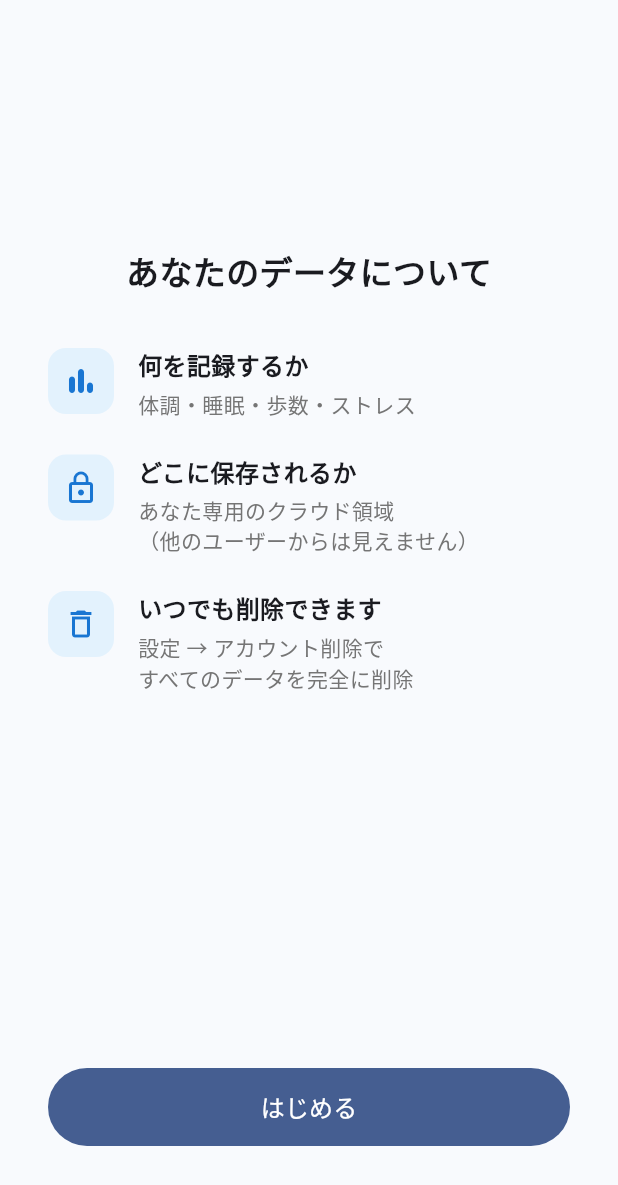
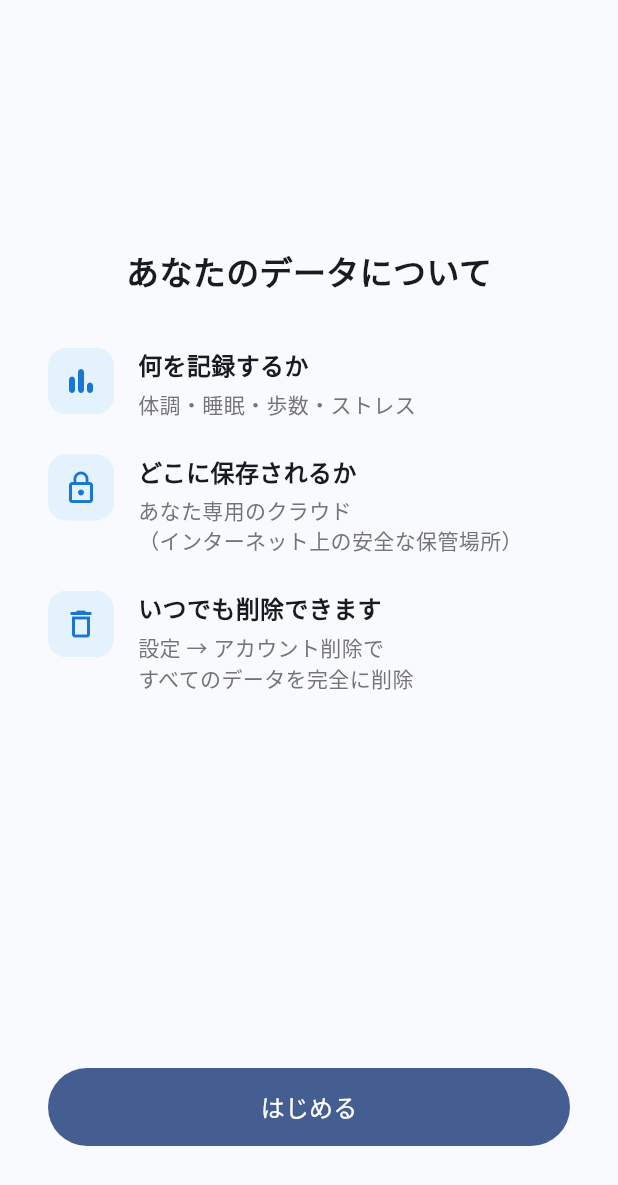
Before and after one commit to nuwaaaa/health-predictor, a Flutter app: the screen it shows after launch, on a phone screen of 412 x 824 dp. Shown: the top 1185 px of the screen. Run offline on Flutter 3.47's test engine with Material 3 defaults, Android fonts, the phone set to English and light mode, and no system bars; our stand-ins replace cloud_firestore, firebase_auth, firebase_core, fl_chart, shared_preferences; missing offline and left inert: health; accounts and stored records are empty.

Commit message:
fix: UI文言の平易化 — 専門用語を一般ユーザー向けに改善
- 偏差 → ばらつき（睡眠・歩数・体調の特徴量ラベル）
- データ欠損 → データなし / 未入力
- 参考値です → 削除（「データが増えるほど精度が上がります」のみ残す）
- 特徴量 → 生活データ（比較チャートのドロップダウン）
- 暫定 → 表記削除（今日の不調リスク のみ表示）
- 正式版へ更新 → より正確な予測に更新
- 予測モデル学習中 → あなた専用のモデルを作成中
- 週次フィードバック → 今週のふりかえり
- 因果関係ではなく → 原因を示すものではなく
- 不調ライン → 不調の基準
- リスク増加方向/低下方向 → 不調になりやすい/調子が良くなりやすい
- 累計 → 合計
- クラウド領域 → クラウド（インターネット上の安全な保管場所）

https://claude.ai/code/session_0143mwMdmz3qenakJWrWSMef

```diff
--- a/lib/models/prediction.dart
+++ b/lib/models/prediction.dart
@@ -111,7 +111,7 @@ class Prediction {
   /// 信頼度が低い場合の注記テキスト
   String? get confidenceNote {
     if (confidence == 'low') {
-      return '参考値です。データが増えるほど精度が上がります';
+      return 'データが増えるほど精度が上がります';
     }
     return null;
   }
@@ -138,15 +138,15 @@ class FeatureContribution {
       'mood_ma3': '体調(3日平均)',
       'mood_ma7': '体調(7日平均)',
       'mood_delta1': '体調の変化',
-      'mood_dev14': '体調(14日偏差)',
+      'mood_dev14': '体調(2週間のばらつき)',
       'sleep_hours_filled': '睡眠時間',
-      'sleep_missing': '睡眠データ欠損',
-      'sleep_dev': '睡眠(偏差)',
+      'sleep_missing': '睡眠データなし',
+      'sleep_dev': '睡眠(ばらつき)',
       'steps_filled': '歩数',
-      'steps_missing': '歩数データ欠損',
-      'steps_dev': '歩数(偏差)',
+      'steps_missing': '歩数データなし',
+      'steps_dev': '歩数(ばらつき)',
       'stress_filled': 'ストレス',
-      'stress_missing': 'ストレス欠損',
+      'stress_missing': 'ストレス未入力',
       'day_of_week': '曜日',
       'is_weekend': '休日',
     };
--- a/lib/pages/analysis_page.dart
+++ b/lib/pages/analysis_page.dart
@@ -241,8 +241,8 @@ class _AnalysisPageState extends State<AnalysisPage> {
 
                   const SizedBox(height: AppSpacing.lg),
 
-                  // --- 週次フィードバック ---
-                  SectionHeader(title: '週次フィードバック'),
+                  // --- 今週のふりかえり ---
+                  SectionHeader(title: '今週のふりかえり'),
                   const SizedBox(height: AppSpacing.sm),
                   _feedbackCard(),
 
@@ -280,8 +280,8 @@ class _AnalysisPageState extends State<AnalysisPage> {
         crossAxisAlignment: CrossAxisAlignment.start,
         children: [
           _infoRow('普段の体調', '${mean14.toStringAsFixed(1)}（直近14日の平均）'),
-          _infoRow('不調ライン', '${threshold.toStringAsFixed(1)} 以下'),
-          _infoRow('不調日数', '$unhealthyCount 日（累計）'),
+          _infoRow('不調の基準', '${threshold.toStringAsFixed(1)} 以下'),
+          _infoRow('不調日数', '$unhealthyCount 日（合計）'),
           const SizedBox(height: AppSpacing.sm),
           Text(
             'この基準はあなたの入力データから毎日自動で更新されます。',
@@ -351,7 +351,7 @@ class _AnalysisPageState extends State<AnalysisPage> {
                                 fontWeight: FontWeight.w600,
                                 color: AppColors.textMain)),
                         Text(
-                          isUp ? 'リスク増加方向' : 'リスク低下方向',
+                          isUp ? '不調になりやすい' : '調子が良くなりやすい',
                           style: TextStyle(
                             fontSize: 12,
                             color: isUp
@@ -368,7 +368,7 @@ class _AnalysisPageState extends State<AnalysisPage> {
           }),
           const SizedBox(height: AppSpacing.xs),
           Text(
-            '※ 因果関係ではなく、あなたのデータにおける傾向です',
+            '※ 原因を示すものではなく、あなたのデータから見える傾向です',
             style: AppTextStyles.captionSmall,
           ),
         ],
@@ -414,7 +414,7 @@ class _AnalysisPageState extends State<AnalysisPage> {
           children: [
             Icon(Icons.check_circle, size: 20, color: AppColors.chartGreen),
             const SizedBox(width: AppSpacing.sm),
-            const Text('今週のフィードバック済み', style: AppTextStyles.caption),
+            const Text('今週のふりかえり済み', style: AppTextStyles.caption),
           ],
         ),
       );
--- a/lib/pages/onboarding_page.dart
+++ b/lib/pages/onboarding_page.dart
@@ -48,7 +48,7 @@ class OnboardingPage extends StatelessWidget {
               _infoRow(
                 icon: Icons.lock_outline,
                 title: 'どこに保存されるか',
-                description: 'あなた専用のクラウド領域\n（他のユーザーからは見えません）',
+                description: 'あなた専用のクラウド\n（インターネット上の安全な保管場所）',
               ),
               const SizedBox(height: 24),
               _infoRow(
--- a/lib/pages/weekly_feedback_page.dart
+++ b/lib/pages/weekly_feedback_page.dart
@@ -59,7 +59,7 @@ class _WeeklyFeedbackPageState extends State<WeeklyFeedbackPage> {
   @override
   Widget build(BuildContext context) {
     return Scaffold(
-      appBar: AppBar(title: const Text('週次フィードバック')),
+      appBar: AppBar(title: const Text('今週のふりかえり')),
       body: SafeArea(
         child: Padding(
           padding: const EdgeInsets.all(24),
--- a/lib/widgets/comparison_chart.dart
+++ b/lib/widgets/comparison_chart.dart
@@ -49,7 +49,7 @@ class _ComparisonChartState extends State<ComparisonChart> {
         DropdownButtonFormField<String>(
           initialValue: _selectedFeature,
           decoration: const InputDecoration(
-            labelText: '比較する特徴量',
+            labelText: '比較する生活データ',
             isDense: true,
           ),
           items: _featureOptions.entries
--- a/lib/widgets/prediction_card.dart
+++ b/lib/widgets/prediction_card.dart
@@ -49,7 +49,7 @@ class PredictionCard extends StatelessWidget {
         children: [
           const Icon(Icons.model_training, size: 40, color: AppColors.textSub),
           const SizedBox(height: AppSpacing.sm),
-          const Text('予測モデル学習中', style: AppTextStyles.section),
+          const Text('あなた専用のモデルを作成中', style: AppTextStyles.section),
           const SizedBox(height: AppSpacing.sm),
           Text(
             'あと ${status.remainingDays} 日で予測開始',
@@ -108,9 +108,7 @@ class PredictionCard extends StatelessWidget {
         ? '3日以内の不調リスク'
         : isFallback
             ? '直近の予測（${_formatDateKey(pred.dateKey)}）'
-            : pred.provisional
-                ? '今日の不調リスク（暫定）'
-                : '今日の不調リスク';
+            : '今日の不調リスク';
 
     return Container(
       width: double.infinity,
@@ -153,7 +151,7 @@ class PredictionCard extends StatelessWidget {
                       const Padding(
                         padding: EdgeInsets.only(top: 2),
                         child: Text(
-                          '翌朝に正式版へ更新されます',
+                          '翌朝により正確な予測に更新されます',
                           style: AppTextStyles.captionSmall,
                         ),
                       ),
```
